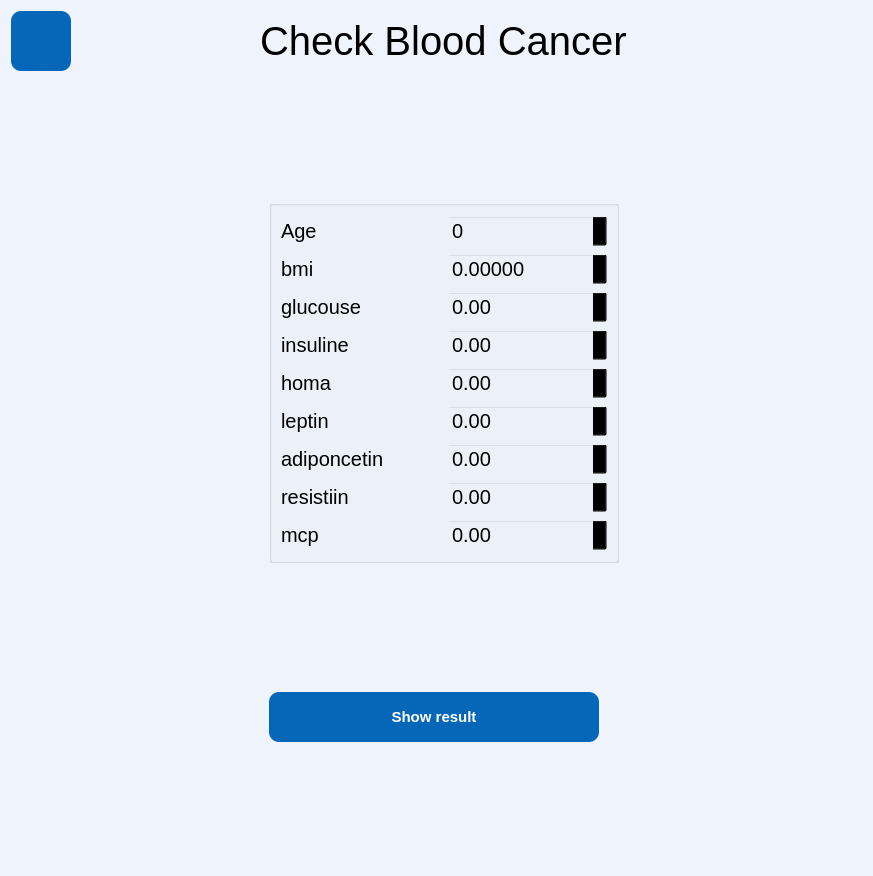
Above: forms/blood_model.ui from yousefelmesalamy/Illminor before the change. Below: the same form after it.
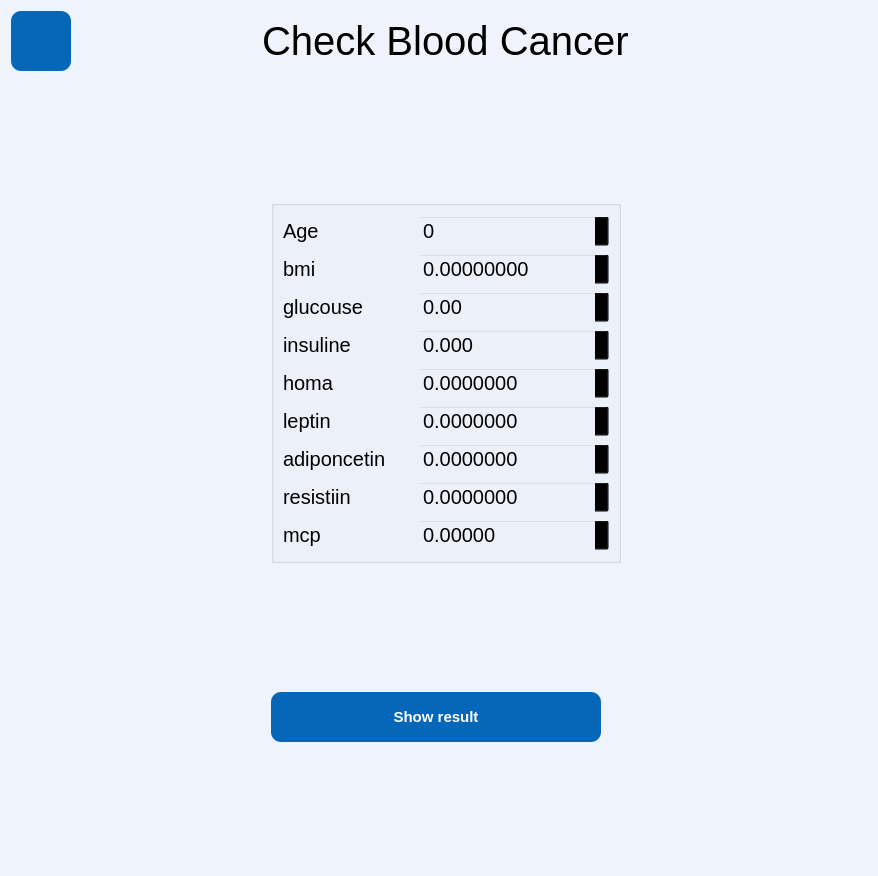
That is the form after the change. Icons and pictures are not drawn.

Diff of the .ui file:
```diff
--- a/forms/blood_model.ui
+++ b/forms/blood_model.ui
@@ -6,7 +6,7 @@
    <rect>
     <x>0</x>
     <y>0</y>
-    <width>873</width>
+    <width>878</width>
     <height>876</height>
    </rect>
   </property>
@@ -293,6 +293,9 @@
 
 </string>
         </property>
+        <property name="decimals">
+         <number>7</number>
+        </property>
        </widget>
       </item>
       <item row="2" column="0">
@@ -348,6 +351,9 @@
 
 </string>
         </property>
+        <property name="decimals">
+         <number>3</number>
+        </property>
        </widget>
       </item>
       <item row="3" column="1">
@@ -448,6 +454,12 @@
 
 </string>
         </property>
+        <property name="decimals">
+         <number>5</number>
+        </property>
+        <property name="maximum">
+         <double>10000000000000000.000000000000000</double>
+        </property>
        </widget>
       </item>
       <item row="5" column="1">
@@ -483,6 +495,9 @@
 
 </string>
         </property>
+        <property name="decimals">
+         <number>7</number>
+        </property>
        </widget>
       </item>
       <item row="3" column="0">
@@ -528,6 +543,9 @@
 
 </string>
         </property>
+        <property name="decimals">
+         <number>7</number>
+        </property>
        </widget>
       </item>
       <item row="6" column="1">
@@ -563,6 +581,9 @@
 
 </string>
         </property>
+        <property name="decimals">
+         <number>7</number>
+        </property>
        </widget>
       </item>
       <item row="6" column="0">
@@ -629,7 +650,7 @@
 </string>
         </property>
         <property name="decimals">
-         <number>5</number>
+         <number>8</number>
         </property>
         <property name="maximum">
          <double>10000000.000000000000000</double>
```
